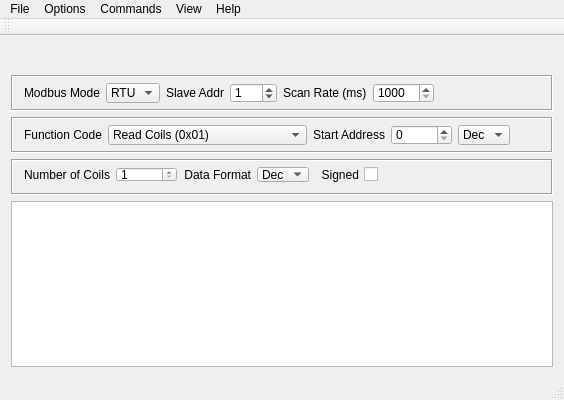
Above: forms/mainwindow.ui from ExplorerOL/QModbusExplorer before the change. Below: the same form after it.
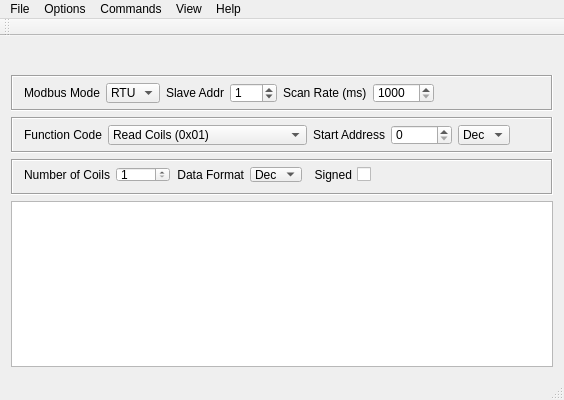
That is the form after the change. Icons and pictures are not drawn. Custom widgets are drawn as their Qt base class.

What changed in the file:
```diff
--- a/forms/mainwindow.ui
+++ b/forms/mainwindow.ui
@@ -320,7 +320,7 @@
           <number>1</number>
          </property>
          <property name="maximum">
-          <number>65535</number>
+          <number>2000</number>
          </property>
         </widget>
        </item>
```
